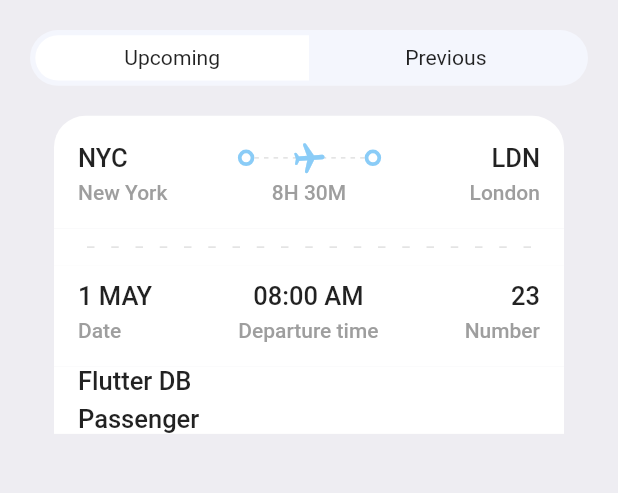
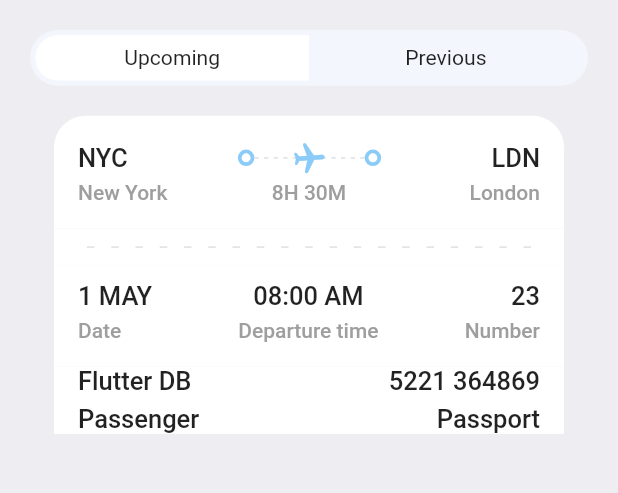
Before and after one commit to JAM5BOCsAdi/booking, a Flutter app: the TicketScreen screen opened directly, on a phone screen of 412 x 824 dp, the part 135-628 px from its top. Run offline on Flutter 3.47's test engine with Material 2 defaults, Android fonts, the phone set to English and light mode, and no system bars; our stand-ins replace fluentui_icons, gap, get.

Commit message:
5:03:35 { TicketScreen | ColumnLayout}

```diff
--- a/lib/screens/ticket_screen.dart
+++ b/lib/screens/ticket_screen.dart
@@ -34,13 +34,15 @@ class TicketScreen extends StatelessWidget {
               ),
               Container(
                 margin: EdgeInsets.symmetric(horizontal: AppLayout.getHeight(16.0)),
-                padding: EdgeInsets.only(left: AppLayout.getHeight(16.0)),
+                padding: EdgeInsets.symmetric(horizontal: AppLayout.getHeight(16.0)),
                 color: Colors.white,
                 child: Column(
                   children: [
                     Row(
+                      mainAxisAlignment: MainAxisAlignment.spaceBetween,
                       children: const [
-                        AppColumnLayout(firstText: "Flutter DB", secondText: "Passenger"),
+                        AppColumnLayout(firstText: "Flutter DB", secondText: "Passenger", alignment: CrossAxisAlignment.start),
+                        AppColumnLayout(firstText: "5221 364869", secondText: "Passport", alignment: CrossAxisAlignment.end),
                       ],
                     ),
                   ],
--- a/lib/widgets/ticket_screen_column_layout_widget.dart
+++ b/lib/widgets/ticket_screen_column_layout_widget.dart
@@ -6,12 +6,13 @@ import 'package:gap/gap.dart';
 class AppColumnLayout extends StatelessWidget {
   final String firstText;
   final String secondText;
-  const AppColumnLayout({Key? key, required this.firstText, required this.secondText}) : super(key: key);
+  final CrossAxisAlignment alignment;
+  const AppColumnLayout({Key? key, required this.firstText, required this.secondText, required this.alignment}) : super(key: key);
 
   @override
   Widget build(BuildContext context) {
     return Column(
-      crossAxisAlignment: CrossAxisAlignment.start,
+      crossAxisAlignment: alignment,
       children: [
         Text(firstText, style: Styles.headLineStyle3),
         Gap(AppLayout.getHeight(5.0)),
```
